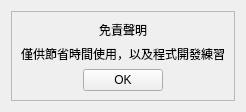
The window that Homepage/Help.ui (Jukon3234/ChatGPT_Make_me_WorkHarder) describes before a commit, drawn with Qt 5.
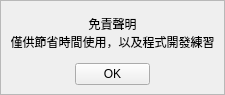
The same window after the commit.

Patch:
```diff
--- a/Homepage/Help.ui
+++ b/Homepage/Help.ui
@@ -6,14 +6,29 @@
    <rect>
     <x>0</x>
     <y>0</y>
-    <width>244</width>
-    <height>101</height>
+    <width>225</width>
+    <height>95</height>
    </rect>
   </property>
   <property name="windowTitle">
    <string>Help</string>
   </property>
   <layout class="QGridLayout" name="gridLayout_3">
+   <property name="leftMargin">
+    <number>0</number>
+   </property>
+   <property name="topMargin">
+    <number>0</number>
+   </property>
+   <property name="rightMargin">
+    <number>0</number>
+   </property>
+   <property name="bottomMargin">
+    <number>0</number>
+   </property>
+   <property name="spacing">
+    <number>0</number>
+   </property>
    <item row="0" column="0">
     <widget class="QFrame" name="frame">
      <property name="frameShape">
@@ -25,18 +40,27 @@
      <layout class="QGridLayout" name="gridLayout_2">
       <item row="0" column="0">
        <layout class="QGridLayout" name="gridLayout">
-        <item row="0" column="0">
-         <widget class="QLabel" name="label_2">
-          <property name="text">
-           <string>免責聲明</string>
+        <item row="3" column="0">
+         <spacer name="verticalSpacer">
+          <property name="orientation">
+           <enum>Qt::Vertical</enum>
           </property>
-          <property name="alignment">
-           <set>Qt::AlignCenter</set>
+          <property name="sizeHint" stdset="0">
+           <size>
+            <width>20</width>
+            <height>40</height>
+           </size>
           </property>
-         </widget>
+         </spacer>
         </item>
-        <item row="1" column="0">
+        <item row="2" column="0">
          <widget class="QLabel" name="label">
+          <property name="maximumSize">
+           <size>
+            <width>203</width>
+            <height>12</height>
+           </size>
+          </property>
           <property name="text">
            <string>僅供節省時間使用，以及程式開發練習</string>
           </property>
@@ -45,6 +69,35 @@
           </property>
          </widget>
         </item>
+        <item row="1" column="0">
+         <widget class="QLabel" name="label_2">
+          <property name="maximumSize">
+           <size>
+            <width>203</width>
+            <height>12</height>
+           </size>
+          </property>
+          <property name="text">
+           <string>免責聲明</string>
+          </property>
+          <property name="alignment">
+           <set>Qt::AlignCenter</set>
+          </property>
+         </widget>
+        </item>
+        <item row="0" column="0">
+         <spacer name="verticalSpacer_2">
+          <property name="orientation">
+           <enum>Qt::Vertical</enum>
+          </property>
+          <property name="sizeHint" stdset="0">
+           <size>
+            <width>20</width>
+            <height>40</height>
+           </size>
+          </property>
+         </spacer>
+        </item>
        </layout>
       </item>
       <item row="1" column="0">
@@ -64,6 +117,12 @@
         </item>
         <item>
          <widget class="QPushButton" name="OKButton">
+          <property name="maximumSize">
+           <size>
+            <width>75</width>
+            <height>23</height>
+           </size>
+          </property>
           <property name="text">
            <string>OK</string>
           </property>
```
Left out of the diff: 3 changed lines with no effect on the pictures.
